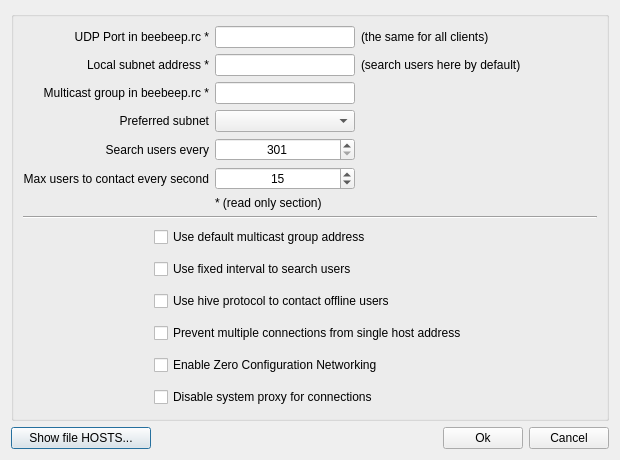
First picture: the form in src/desktop/GuiNetwork.ui, repository hwgao/beebeep, before the edit.
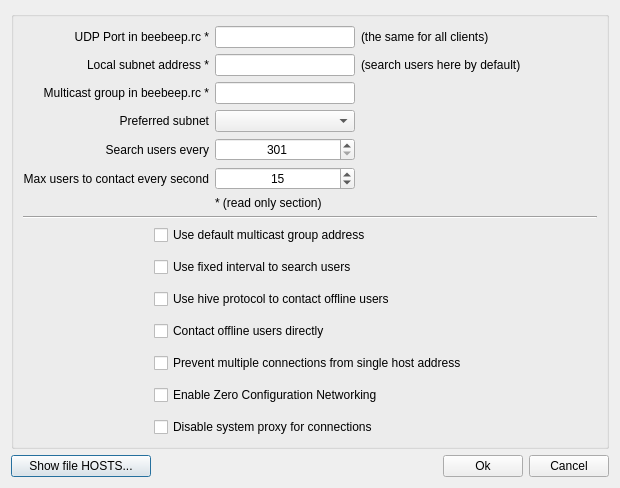
Second picture: the form after the edit.

Commit message: Added "BroadcastToOfflineUsers" option

```diff
--- a/src/desktop/GuiNetwork.ui
+++ b/src/desktop/GuiNetwork.ui
@@ -369,6 +369,13 @@
           </property>
          </widget>
         </item>
+        <item>
+         <widget class="QCheckBox" name="mp_cbBroadcastToOfflineUsers">
+          <property name="text">
+           <string>Contact offline users directly</string>
+          </property>
+         </widget>
+        </item>
         <item>
          <widget class="QCheckBox" name="mp_cbPreventMultipleConnectionsFromSingleHostAddress">
           <property name="text">
```
Left out of the diff: 1 changed line with no effect on the pictures. The commit also changes 27 other files.
